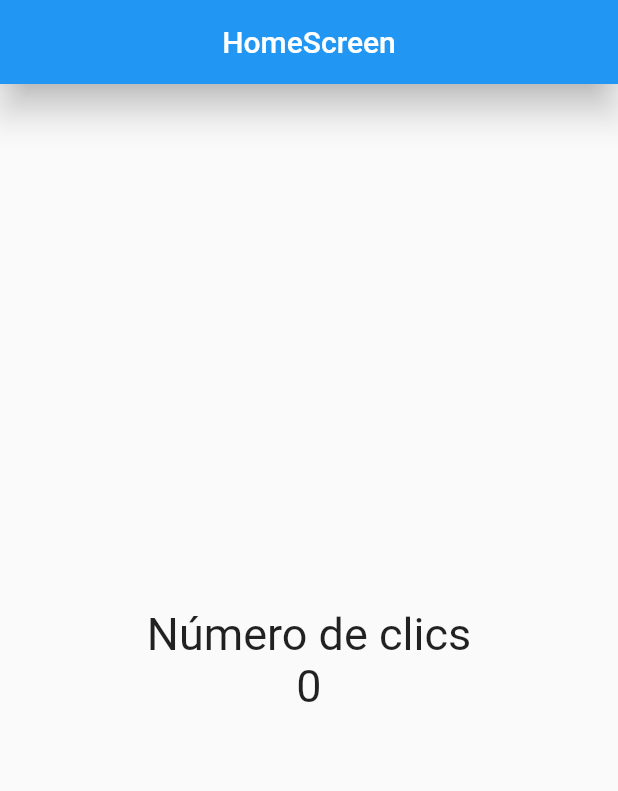
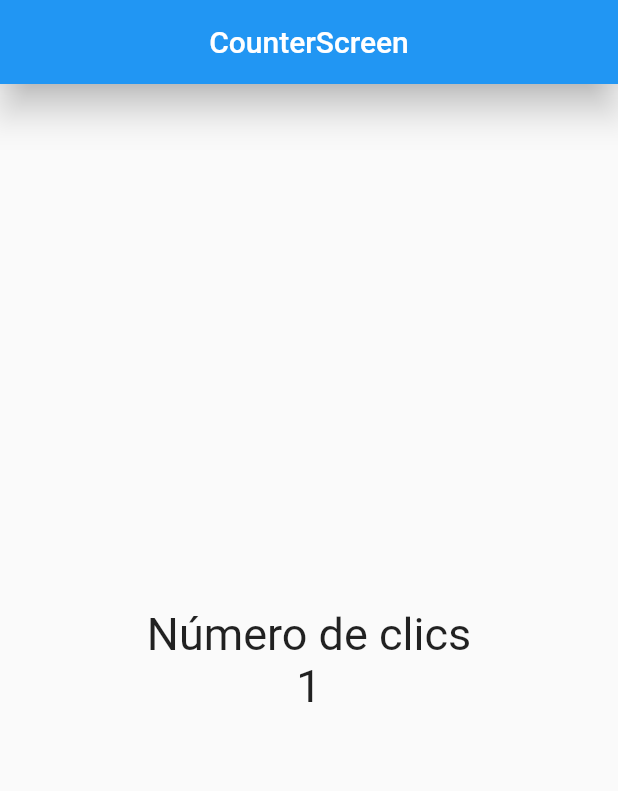
Before and after one commit to alejorom/counter_app, a Flutter app: the screen it shows after launch, after a tap on the "add" icon, on a phone screen of 412 x 824 dp. Shown: the top 791 px of the screen. Run offline on Flutter 3.47's test engine with Material 2 defaults, Android fonts, the light colour scheme and no system bars.

Commit message:
Adaptar a StatefulWidget

```diff
--- a/lib/main.dart
+++ b/lib/main.dart
@@ -1,5 +1,6 @@
 import 'package:flutter/material.dart';
-import 'package:counter_app/screens/home_screen.dart';
+// import 'package:counter_app/screens/home_screen.dart';
+import 'package:counter_app/screens/counter_screen.dart';
 
 void main() {
   runApp(const MyApp());
@@ -12,7 +13,8 @@ class MyApp extends StatelessWidget {
   Widget build(BuildContext context) {
     return const MaterialApp(
       debugShowCheckedModeBanner: false,
-      home: HomeScreen(),
+      // home: HomeScreen(),
+      home: CounterScreen(),
     );
   }
 }
--- /dev/null
+++ b/lib/screens/counter_screen.dart
@@ -0,0 +1,45 @@
+import 'package:flutter/material.dart';
+
+class CounterScreen extends StatefulWidget {
+  const CounterScreen({Key? key}) : super(key: key);
+
+  @override
+  State<CounterScreen> createState() => _CounterScreenState();
+}
+
+class _CounterScreenState extends State<CounterScreen> {
+  int counter = 0;
+
+  @override
+  Widget build(BuildContext context) {
+    const fontSize30 = TextStyle(fontSize: 30.0);
+
+    return Scaffold(
+      appBar: AppBar(
+        title: const Center(
+          child: Text('CounterScreen'),
+        ),
+        elevation: 10.0,
+      ),
+      body: Center(
+        child: Column(
+          mainAxisAlignment: MainAxisAlignment.center,
+          children: <Widget>[
+            const Text('Número de clics', style: fontSize30),
+            Text('$counter', style: fontSize30),
+          ],
+        ),
+      ),
+      floatingActionButtonLocation: FloatingActionButtonLocation.endFloat,
+      floatingActionButton: FloatingActionButton(
+        child: const Icon(
+          Icons.add,
+        ),
+        onPressed: () {
+          counter++;
+          setState(() {}); // Función anónima
+        },
+      ),
+    );
+  }
+}
```
